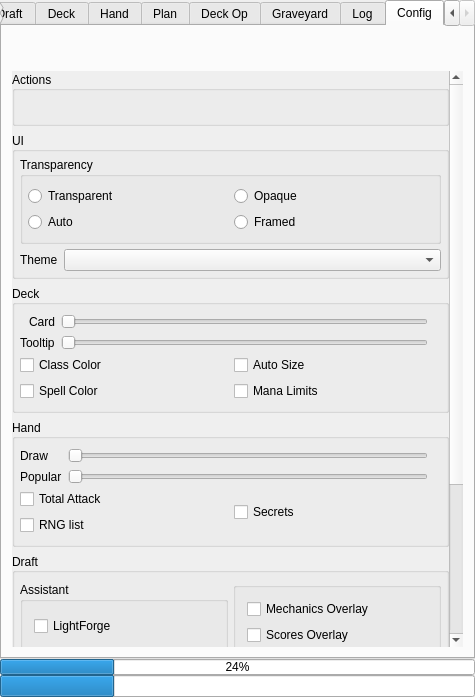
Above: mainwindow.ui from supertriodo/Arena-Tracker before the change. Below: the same form after it.
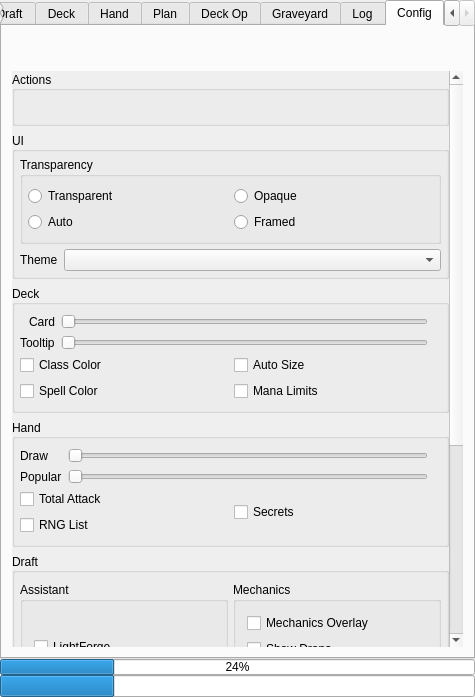
That is the form after the change. The open tabs and pages were chosen to show the change. Icons and pictures are not drawn. Custom widgets are drawn as their Qt base class.

Commit message: Add drops as a new key/mechanic to identify cards during draft. Add show drops checkbox in config tab to alternate between to modes in which show info in the mechanics overlay.

The edit to the form file:
```diff
--- a/mainwindow.ui
+++ b/mainwindow.ui
@@ -1572,9 +1572,9 @@
              <property name="geometry">
               <rect>
                <x>0</x>
-               <y>-98</y>
+               <y>0</y>
                <width>435</width>
-               <height>906</height>
+               <height>979</height>
               </rect>
              </property>
              <layout class="QVBoxLayout" name="verticalLayout_5">
@@ -2083,7 +2083,7 @@
 Hover your mouse over to check the odds of killing in the board.</string>
                        </property>
                        <property name="text">
-                        <string>RNG list</string>
+                        <string>RNG List</string>
                        </property>
                       </widget>
                      </item>
@@ -2173,9 +2173,11 @@
                   </widget>
                  </item>
                  <item>
-                  <widget class="QGroupBox" name="configBoxDraftExtra">
+                  <layout class="QVBoxLayout" name="verticalLayout_4">
+                   <item>
+                    <widget class="QGroupBox" name="configBoxDraftMechanics">
                    <property name="title">
-                    <string/>
+                      <string>Mechanics</string>
                    </property>
                    <layout class="QVBoxLayout" name="verticalLayout_15">
                     <item>
@@ -2190,6 +2192,26 @@
                      </widget>
                     </item>
                     <item>
+                       <widget class="QCheckBox" name="configCheckShowDrops">
+                        <property name="toolTip">
+                         <string>Show Drops: On the mechanics overlay show card drops for turns 2, 3 and 4
+instead of mechanics (reach, taunt, survival and draw)</string>
+                        </property>
+                        <property name="text">
+                         <string>Show Drops</string>
+                        </property>
+                       </widget>
+                      </item>
+                     </layout>
+                    </widget>
+                   </item>
+                   <item>
+                    <widget class="QGroupBox" name="configBoxDraftScores">
+                     <property name="title">
+                      <string>Scores</string>
+                     </property>
+                     <layout class="QVBoxLayout" name="verticalLayout_7">
+                      <item>
                      <widget class="QCheckBox" name="configCheckScoresOverlay">
                       <property name="toolTip">
                        <string>Scores Overlay: Show/Hide scores overlay
@@ -2224,6 +2246,8 @@
                     </item>
                    </layout>
                   </widget>
+                   </item>
+                  </layout>
                  </item>
                 </layout>
                </widget>
```
Left out of the diff: 8 changed lines with no effect on the pictures. Lines whose indentation alone changed are shown as unchanged. The commit also changes 19 other files.
